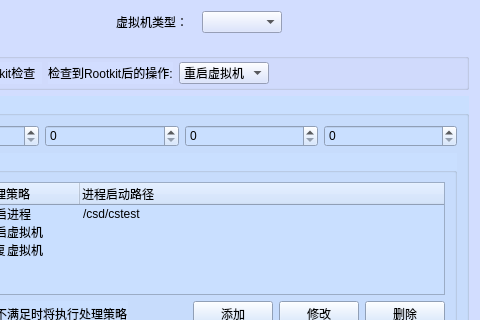
The window that view/vmGuiConf.ui (sqq0216/vmSystem) describes before a commit, drawn with Qt 5; both pictures show x 256 to 736 and y 0 to 320 of the 736 by 587 pixel window.
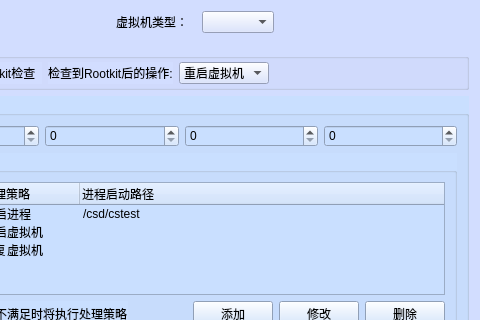
The same window after the commit.

```diff
--- a/view/vmGuiConf.ui
+++ b/view/vmGuiConf.ui
@@ -192,9 +192,6 @@
      </property>
     </widget>
    </item>
-   <item row="0" column="6">
-    <widget class="QComboBox" name="comboBox_systype"/>
-   </item>
    <item row="3" column="1">
     <spacer name="horizontalSpacer_7">
      <property name="orientation">
@@ -490,6 +487,16 @@
      </layout>
     </widget>
    </item>
+   <item row="0" column="6" colspan="2">
+    <widget class="QComboBox" name="comboBox_systype">
+     <property name="sizePolicy">
+      <sizepolicy hsizetype="Maximum" vsizetype="Fixed">
+       <horstretch>0</horstretch>
+       <verstretch>0</verstretch>
+      </sizepolicy>
+     </property>
+    </widget>
+   </item>
   </layout>
  </widget>
  <resources/>
```
